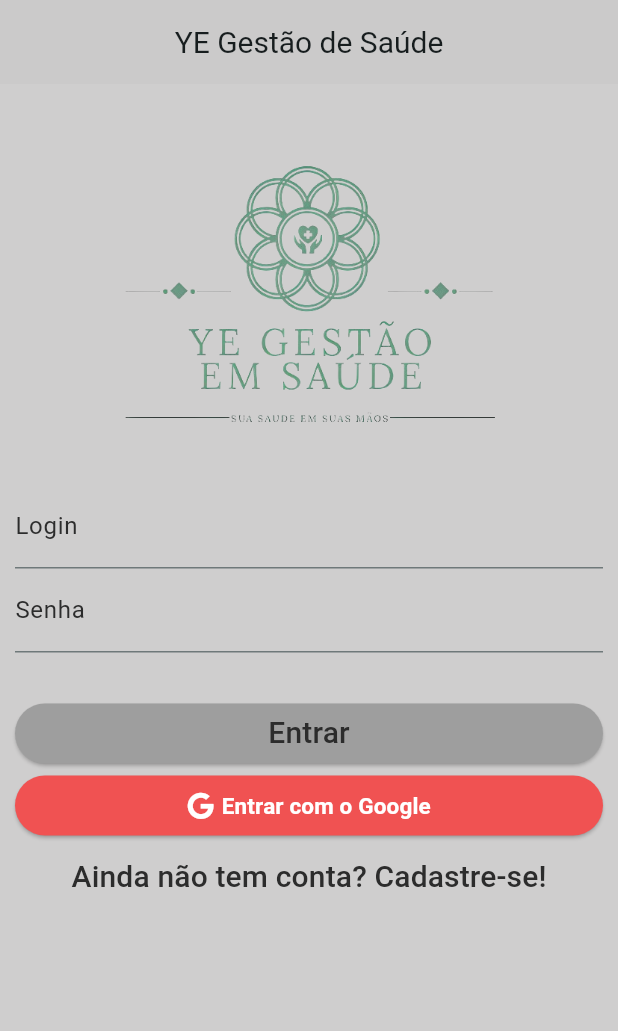
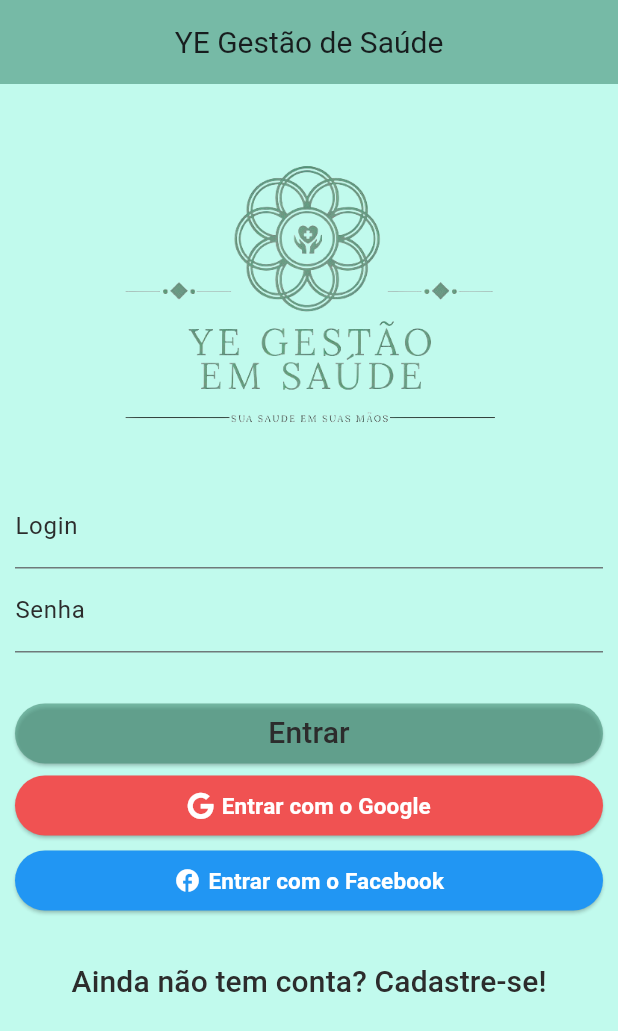
Before and after one commit to victorsimonp/YeGestao, a Flutter app: the screen it shows after launch, on a phone screen of 412 x 824 dp. Shown: the top 1031 px of the screen. Run offline on Flutter 3.47's test engine with Material 3 defaults, Android fonts, the phone set to English and light mode, and no system bars; our stand-ins replace cloud_firestore, firebase_auth, firebase_core, font_awesome_flutter, google_sign_in; missing offline and left inert: flutter_facebook_auth; accounts and stored records are empty.

Commit message:
Facebook adicionado

```diff
--- a/lib/pages/login.dart
+++ b/lib/pages/login.dart
@@ -2,7 +2,7 @@ import 'package:flutter/material.dart';
 import 'package:font_awesome_flutter/font_awesome_flutter.dart';
 import 'package:google_sign_in/google_sign_in.dart';
 import 'package:firebase_auth/firebase_auth.dart';
-
+import 'package:flutter_facebook_auth/flutter_facebook_auth.dart';
 
 class login extends StatefulWidget {
   const login({super.key});
@@ -21,11 +21,11 @@ class _loginState extends State<login> {
             "YE Gestão de Saúde",
             style: TextStyle(fontSize: 20),
           ),
-          backgroundColor: Color.fromARGB(208, 202, 201, 201),
+          backgroundColor: Color.fromRGBO(71, 146, 121, 0.612),
           centerTitle: true,
         ),
         resizeToAvoidBottomInset: false,
-        backgroundColor: Color.fromARGB(255, 207, 206, 206),
+        backgroundColor: Color.fromRGBO(182, 249, 234, 0.855),
         body: SingleChildScrollView(
             child: Center(
                 child: Padding(
@@ -113,7 +113,9 @@ class _loginState extends State<login> {
                                       ))
                                 ],
                               )),
-                              SizedBox(height: 30,),
+                          SizedBox(
+                            height: 30,
+                          ),
                           SizedBox(
                             width: double.infinity,
                             child: Padding(
@@ -122,8 +124,8 @@ class _loginState extends State<login> {
                               child: ElevatedButton(
                                 onPressed: () {},
                                 style: ButtonStyle(
-                                  backgroundColor:
-                                      MaterialStateProperty.all(Colors.grey),
+                                  backgroundColor: MaterialStateProperty.all(
+                                      Color.fromRGBO(71, 146, 121, 0.612)),
                                 ),
                                 child: Text(
                                   (queroEntrar) ? "Entrar" : "Cadastrar",
@@ -139,7 +141,9 @@ class _loginState extends State<login> {
                             padding:
                                 const EdgeInsets.only(right: 10.0, left: 10.0),
                             child: ElevatedButton(
-                              onPressed: () {_logarComGoogle();},
+                              onPressed: () {
+                                _logarComGoogle();
+                              },
                               style: ButtonStyle(
                                 backgroundColor: MaterialStateProperty.all(
                                     Color.fromARGB(255, 240, 82, 82)),
@@ -161,6 +165,37 @@ class _loginState extends State<login> {
                                 ],
                               ),
                             ),
+                          ),
+                          SizedBox(height: 2),
+                          Padding(
+                            padding:
+                                const EdgeInsets.only(right: 10.0, left: 10.0),
+                            child: ElevatedButton(
+                              onPressed: () {
+                                _logarComFacebook();
+                              },
+                              style: ButtonStyle(
+                                  backgroundColor:
+                                      MaterialStateProperty.all(Colors.blue)),
+                              child: Row(
+                                mainAxisAlignment: MainAxisAlignment.center,
+                                children: [
+                                  Icon(Icons.facebook, color: Colors.white),
+                                  SizedBox(width: 5),
+                                  Text(
+                                    "Entrar com o Facebook",
+                                    style: TextStyle(
+                                      color: Colors.white,
+                                      fontWeight: FontWeight.bold,
+                                      fontSize: 15,
+                                    ),
+                                  ),
+                                ],
+                              ),
+                            ),
+                          ),
+                          SizedBox(
+                            height: 20,
                           ),
                           TextButton(
                               onPressed: () {
@@ -191,10 +226,7 @@ class FirebaseAuthService {
       return credential.user;
     } on FirebaseAuthException catch (e) {
       if (e.code == 'email-already-in-use') {
-
-      } else {
-
-      }
+      } else {}
       return null;
     }
   }
@@ -207,10 +239,7 @@ class FirebaseAuthService {
       return credential.user;
     } on FirebaseAuthException catch (e) {
       if (e.code == 'user-not-found' || e.code == 'wrong-password') {
-
-      } else {
-
-      }
+      } else {}
       return null;
     }
   }
@@ -239,7 +268,22 @@ Future<void> _logarComGoogle() async {
       //   Navigator.pushNamed(context as BuildContext, "/home");
       // }
     }
+  } catch (e) {}
+}
+
+Future<void> _logarComFacebook() async {
+  try {
+    final LoginResult result = await FacebookAuth.instance.login();
+
+    if (result.status == LoginStatus.success) {
+      // Login com Facebook bem-sucedido, você pode prosseguir com o seu fluxo de autenticação aqui
+      print('Login com Facebook bem-sucedido!');
+    } else {
+      // Login com Facebook falhou, trate de acordo
+      print('Login com Facebook falhou: ${result.message}');
+    }
   } catch (e) {
-
+    // Trate quaisquer erros de exceção aqui
+    print('Erro ao tentar fazer login com Facebook: $e');
   }
 }
--- a/pubspec.yaml
+++ b/pubspec.yaml
@@ -40,6 +40,7 @@ dependencies:
   google_sign_in: ^6.1.5
   font_awesome_flutter: ^10.6.0
   firebase_auth: ^4.6.3
+  flutter_facebook_auth: ^4.0.0
 
 dev_dependencies:
   flutter_test:
```
Also changed, not shown: pubspec.lock. Lines whose indentation alone changed are shown as unchanged.
